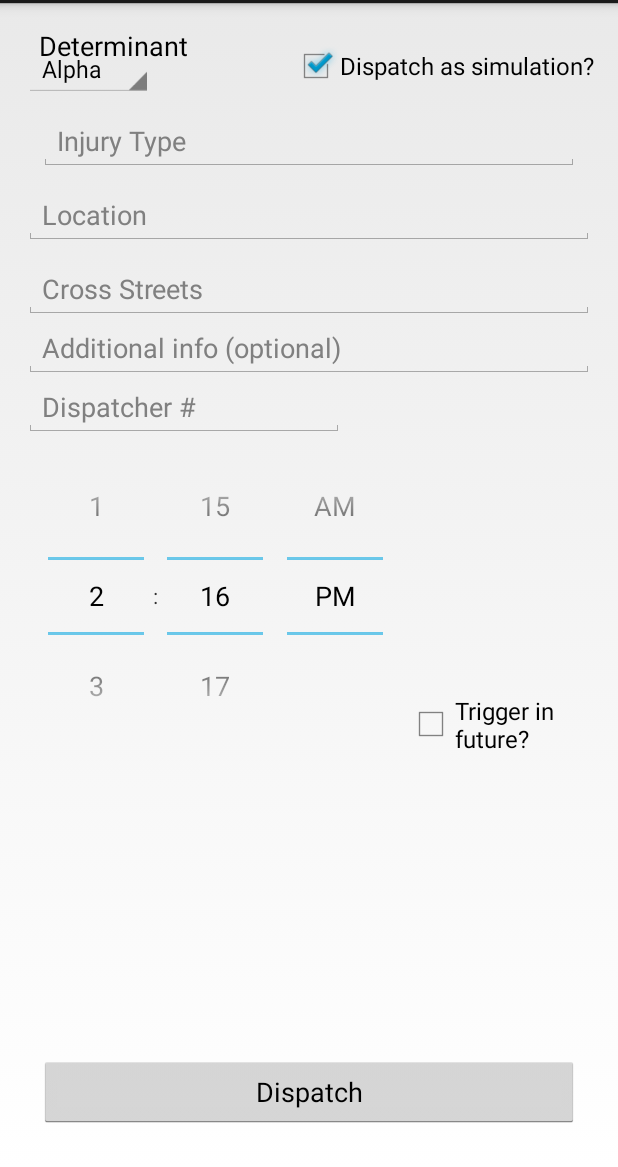
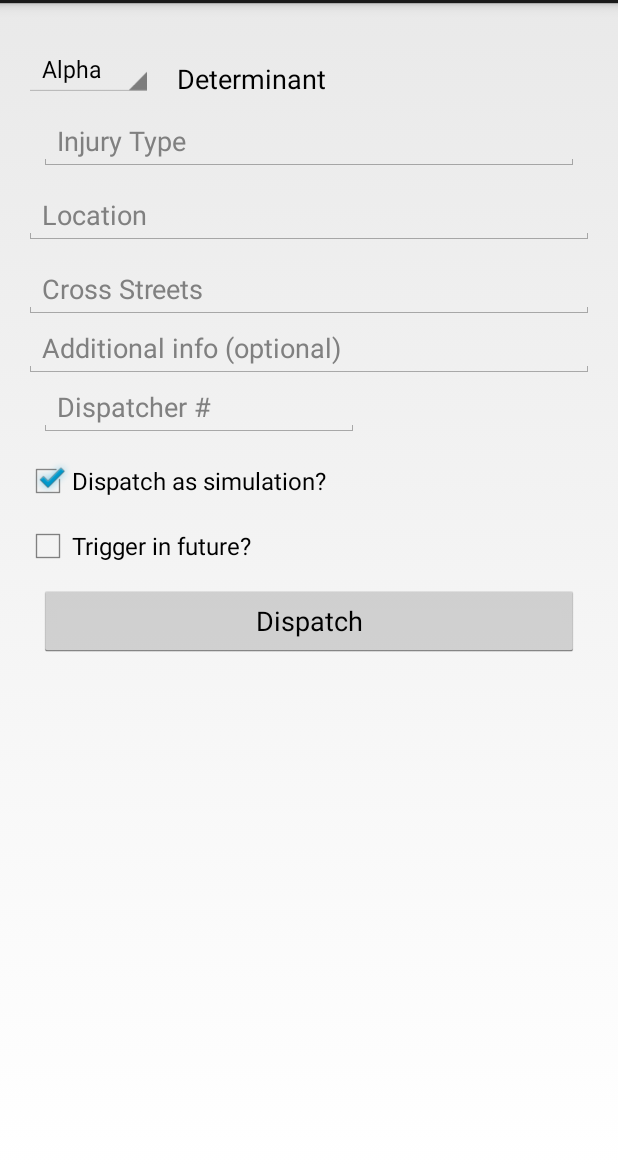
Before and after one commit to okeefm/TTSTestAppProject, an Android app: the screen it shows after launch (MainActivity), on a phone screen of 412 x 824 dp, the part 69-1236 px from its top. Run offline under Robolectric (Android 15) with nearby library versions, the phone set to English and light mode, and no system bars.

Commit message:
Added a bunch of files that for whatever reason weren't in here

```diff
--- a/TTSTestApp/build.gradle
+++ b/TTSTestApp/build.gradle
@@ -3,7 +3,7 @@ buildscript {
         mavenCentral()
     }
     dependencies {
-        classpath 'com.android.tools.build:gradle:0.5.+'
+        classpath 'com.android.tools.build:gradle:0.8.+'
     }
 }
 apply plugin: 'android'
--- a/TTSTestApp/src/main/res/layout/activity_main.xml
+++ b/TTSTestApp/src/main/res/layout/activity_main.xml
@@ -25,7 +25,9 @@
               android:layout_margin="10dip"
               android:layout_below="@+id/determinant_spinner"
               android:layout_alignParentLeft="true"
-              android:text="@string/injury_default"/>
+              android:text="@string/injury_default"
+              android:singleLine="true"
+              android:nextFocusDown="@+id/locText"/>
 
         <Spinner
             android:layout_width="wrap_content"
@@ -45,7 +47,8 @@
             android:hint="@string/loc_hint"
             android:layout_alignParentRight="true"
             android:layout_alignParentLeft="true"
-            android:text="@string/location_default"/>
+            android:text="@string/location_default"
+            android:nextFocusDown="@+id/crossText"/>
 
     <EditText
             android:layout_width="wrap_content"
@@ -58,7 +61,8 @@
             android:layout_alignParentLeft="true"
             android:layout_alignParentRight="true"
             android:hint="@string/cross_hint"
-            android:text="@string/cross_default"/>
+            android:text="@string/cross_default"
+            android:nextFocusDown="@+id/addlText"/>
 
     <EditText
             android:layout_width="wrap_content"
@@ -69,7 +73,9 @@
             android:hint="@string/dispatcher_hint"
             android:layout_below="@+id/addlText"
             android:layout_alignLeft="@+id/btnSpeak"
-            android:text="@string/dispatcher_default"/>
+            android:text="@string/dispatcher_default"
+            android:singleLine="true"
+            android:nextFocusDown="@+id/btnSpeak"/>
 
     <EditText
             android:layout_width="wrap_content"
@@ -81,7 +87,8 @@
             android:layout_below="@+id/crossText"
             android:layout_alignParentLeft="true"
             android:layout_alignParentRight="true"
-            android:text="@string/additional_default"/>
+            android:text="@string/additional_default"
+            android:nextFocusDown="@+id/numText"/>
 
         <CheckBox
                 android:layout_width="wrap_content"
@@ -89,34 +96,26 @@
                 android:text="@string/simulation_text"
                 android:id="@+id/simCheck"
                 android:checked="true"
-                android:layout_alignTop="@+id/determinant_spinner"
-                android:layout_alignParentRight="true"/>
-
-        <TimePicker
-                android:layout_width="wrap_content"
-                android:layout_height="wrap_content"
-                android:id="@+id/triggerTime"
                 android:layout_below="@+id/numText"
                 android:layout_alignParentLeft="true"
-                android:measureAllChildren="false"/>
+                android:layout_marginTop="13dp"/>
 
         <CheckBox
                 android:layout_width="wrap_content"
                 android:layout_height="wrap_content"
                 android:text="@string/futureTriggerText"
                 android:id="@+id/futureTrigger"
-                android:layout_alignBottom="@+id/triggerTime"
-                android:layout_toRightOf="@+id/triggerTime"/>
-    </RelativeLayout>
-    </ScrollView>
+                android:layout_below="@+id/simCheck"
+                android:layout_alignParentLeft="true"
+                android:layout_marginTop="11dp"/>
 
         <Button android:id="@+id/btnSpeak"
                 android:layout_width="fill_parent"
                 android:layout_height="wrap_content"
                 android:text="@string/btn_text"
                 android:layout_margin="10dip"
-            android:layout_alignBottom="@+id/scrollView"
-            android:layout_centerHorizontal="true">
+                android:layout_below="@+id/futureTrigger"
+                android:layout_alignParentLeft="true">
             <requestFocus />
         </Button>
 
@@ -126,7 +125,9 @@
                 android:textAppearance="?android:attr/textAppearanceMedium"
                 android:text="@string/det_string"
                 android:id="@+id/textView"
-            android:layout_alignTop="@+id/scrollView"
-            android:layout_alignLeft="@+id/btnSpeak"/>
+                android:layout_above="@+id/txtText"
+                android:layout_alignRight="@+id/simCheck"/>
+    </RelativeLayout>
+    </ScrollView>
 
 </RelativeLayout>
```
Also changed, not shown: gradle/wrapper/gradle-wrapper.properties, 2 other files. Lines whose indentation alone changed are shown as unchanged.
